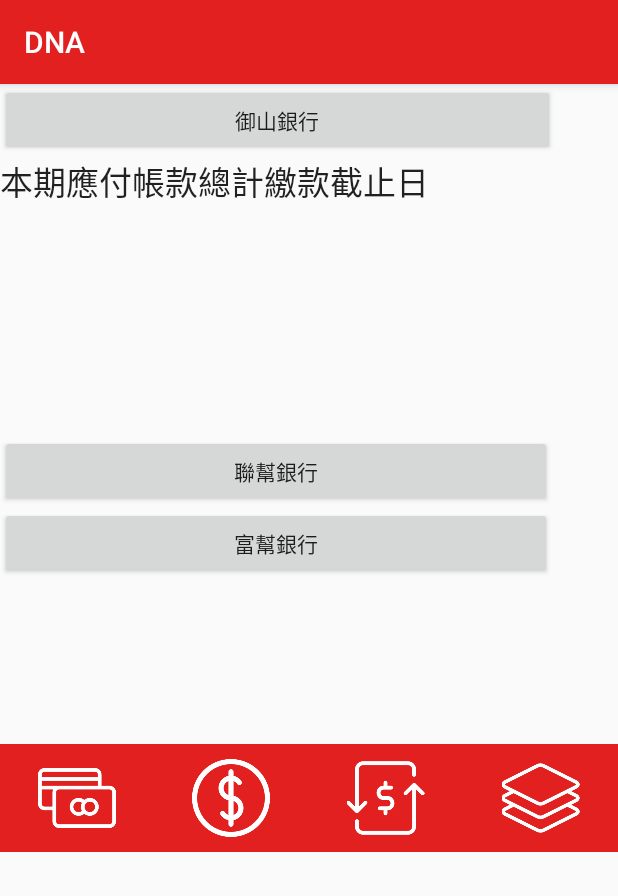
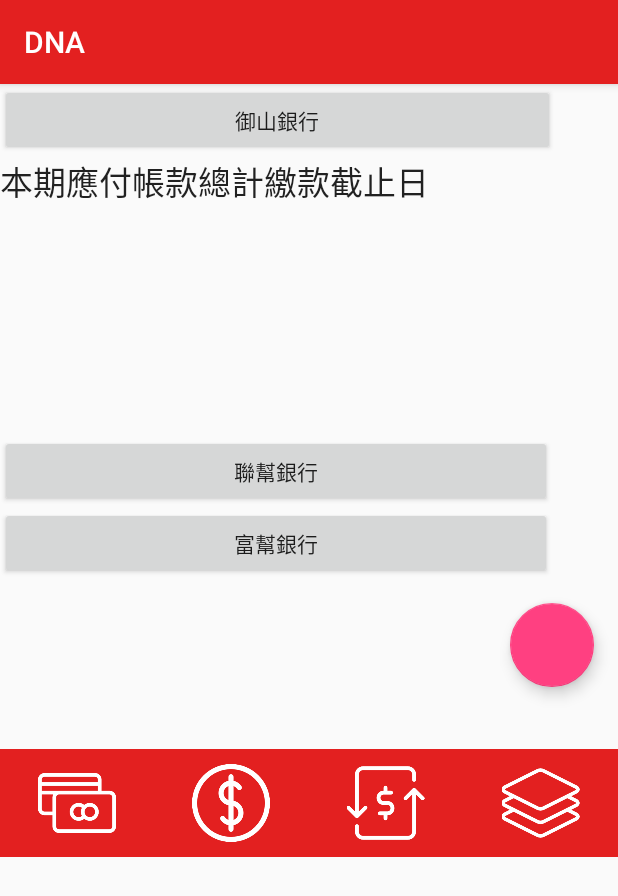
Before and after one commit to elvismetaphor/MyApplication3, an Android app: the CreditActivity screen opened directly, with no data from a screen before it, on a phone screen of 412 x 824 dp. Shown: the top 896 px of the screen. Run offline under Robolectric (Android 15) with nearby library versions, the phone set to English and light mode, and no system bars.

```diff
--- a/app/src/main/java/com/example/zzdanny/myapplication/CreditActivity.java
+++ b/app/src/main/java/com/example/zzdanny/myapplication/CreditActivity.java
@@ -3,6 +3,7 @@ package com.example.zzdanny.myapplication;
 import android.content.Intent;
 import android.os.Bundle;
 import android.support.annotation.Nullable;
+import android.support.design.widget.FloatingActionButton;
 import android.support.v7.app.AppCompatActivity;
 import android.view.View;
 import android.widget.ImageView;
@@ -58,5 +59,15 @@ public class CreditActivity extends AppCompatActivity {
                 finish();
             }
         });
+
+        FloatingActionButton fab = (FloatingActionButton) findViewById(R.id.fab);
+        fab.setOnClickListener(new View.OnClickListener() {
+            @Override
+            public void onClick(View view) {
+                Intent intent=new Intent(CreditActivity.this, OverspendNotifySettings.class);
+                startActivity(intent);
+                finish();
+            }
+        });
     }
 }
--- a/app/src/main/res/layout/activity_creditcard.xml
+++ b/app/src/main/res/layout/activity_creditcard.xml
@@ -43,11 +43,19 @@
         android:text="富幫銀行"
         android:id="@+id/button13" />
 
+    <android.support.design.widget.FloatingActionButton
+        android:id="@+id/fab"
+        android:layout_width="wrap_content"
+        android:layout_height="wrap_content"
+        android:layout_gravity="bottom|end"
+        android:layout_margin="@dimen/fab_margin"
+        android:background="#e34040" />
+
     <LinearLayout
         android:layout_width="match_parent"
         android:layout_height="72dp"
         android:orientation="horizontal"
-        android:layout_marginTop="110dp"
+        android:layout_marginTop="25dp"
         android:background="#e32020">
 
         <ImageView
```
